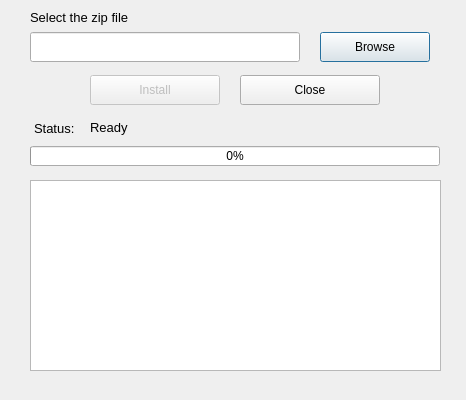
This is apt_offline_gui/AptOfflineQtInstall.ui in rickysarraf/apt-offline as Qt 5 draws it before an edit. The edited form follows.
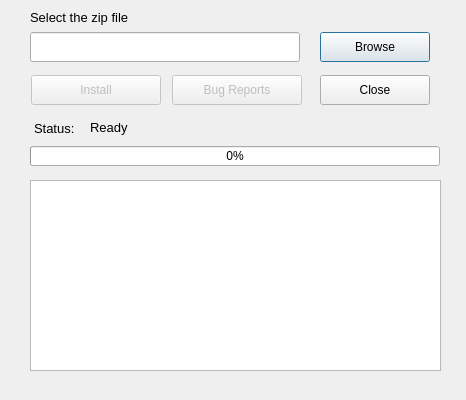
This is the edited form. Icons and pictures are not drawn.

```diff
--- a/apt_offline_gui/AptOfflineQtInstall.ui
+++ b/apt_offline_gui/AptOfflineQtInstall.ui
@@ -63,7 +63,7 @@
    </property>
    <property name="geometry">
     <rect>
-     <x>90</x>
+     <x>31</x>
      <y>75</y>
      <width>130</width>
      <height>30</height>
@@ -80,9 +80,9 @@
   <widget class="QPushButton" name="cancelButton">
    <property name="geometry">
     <rect>
-     <x>240</x>
+     <x>320</x>
      <y>75</y>
-     <width>140</width>
+     <width>110</width>
      <height>30</height>
     </rect>
    </property>
@@ -171,6 +171,26 @@
     </rect>
    </property>
   </widget>
+  <widget class="QPushButton" name="bugReportsButton">
+   <property name="enabled">
+    <bool>false</bool>
+   </property>
+   <property name="geometry">
+    <rect>
+     <x>172</x>
+     <y>75</y>
+     <width>130</width>
+     <height>30</height>
+    </rect>
+   </property>
+   <property name="text">
+    <string>Bug Reports</string>
+   </property>
+   <property name="icon">
+    <iconset resource="resources.qrc">
+     <normaloff>:/icons/icons/help-about.png</normaloff>:/icons/icons/help-about.png</iconset>
+   </property>
+  </widget>
  </widget>
  <resources>
   <include location="resources.qrc"/>
```
